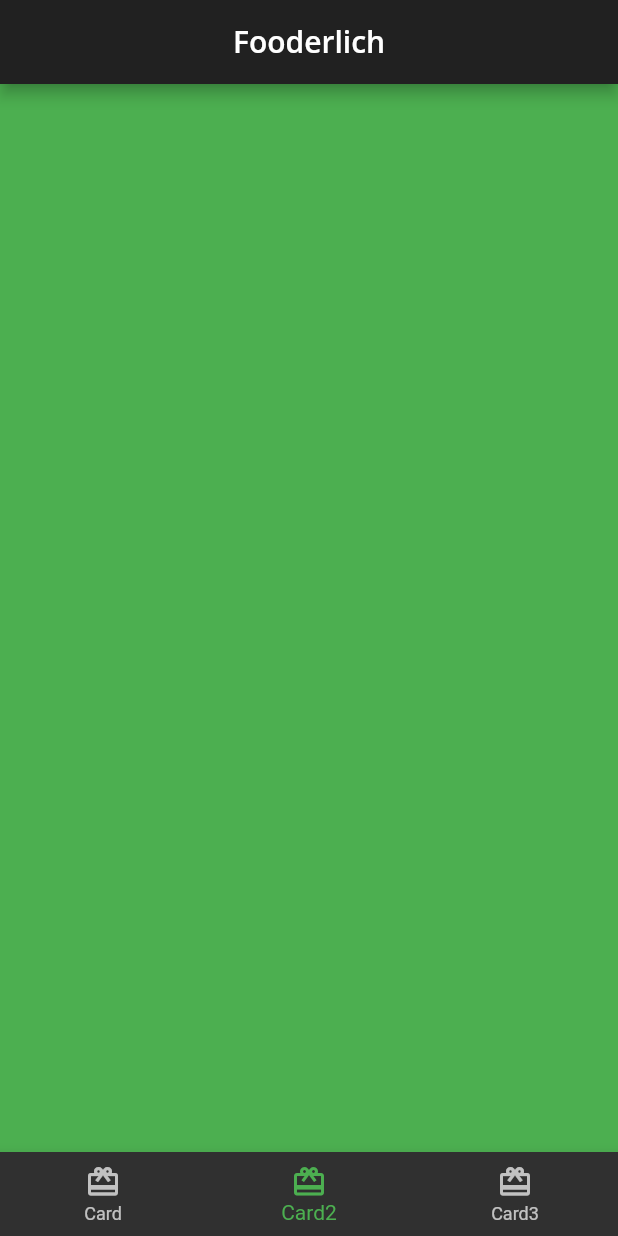
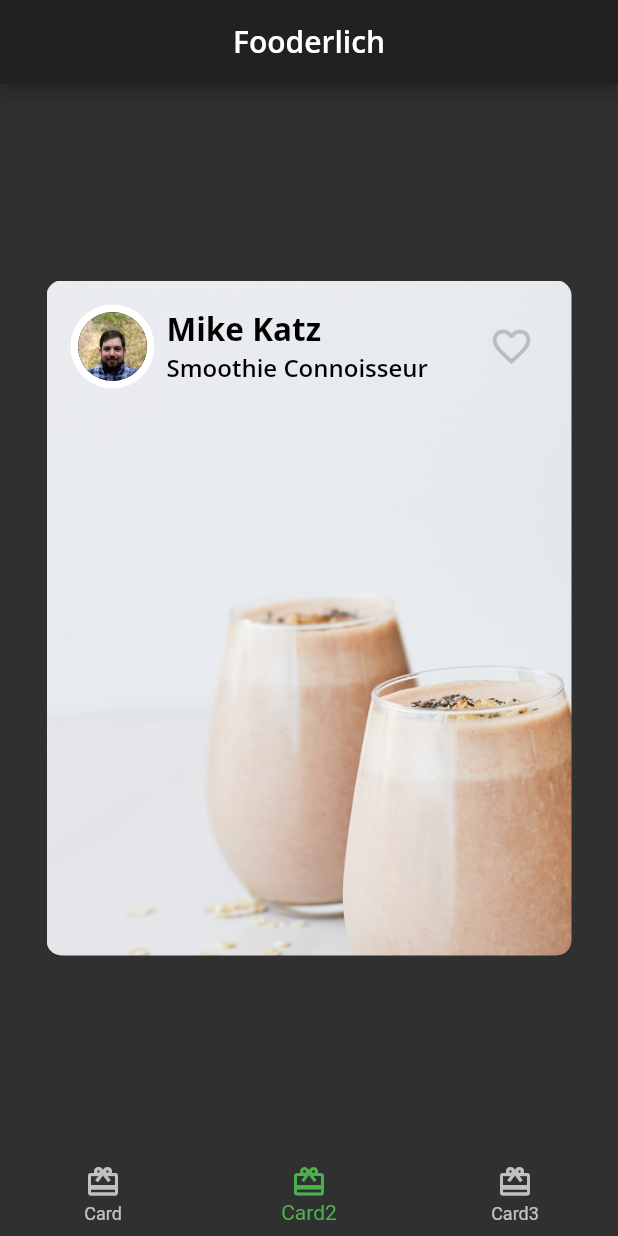
Before and after one commit to marianneleal/flutter-apprentice-03, a Flutter app: the screen it shows after launch, item 2 of the bottom bar chosen, on a phone screen of 412 x 824 dp. Run offline on Flutter 3.47's test engine with Material 2 defaults, Android fonts, the phone set to English and light mode, and no system bars; our stand-ins replace google_fonts.

Commit message:
added and styled author card

```diff
--- /dev/null
+++ b/lib/author_card.dart
@@ -0,0 +1,69 @@
+// ignore_for_file: lines_longer_than_80_chars
+
+import 'package:flutter/material.dart';
+import 'fooderlich_theme.dart';
+import 'circle_image.dart';
+
+class AuthorCard extends StatelessWidget {
+  // 1
+  final String authorName;
+  final String title;
+  final ImageProvider? imageProvider;
+
+  const AuthorCard({
+    Key? key,
+    required this.authorName,
+    required this.title,
+    this.imageProvider,
+  }) : super(key: key);
+
+  // 2
+  @override
+  Widget build(BuildContext context) {
+    return Container(
+      padding: const EdgeInsets.all(16),
+      child: Row(
+        mainAxisAlignment: MainAxisAlignment.spaceBetween, //space between text and fav icon
+        children: [
+          // 1
+          Row( // groups image and authors text info
+            children: [
+              CircleImage(
+                imageProvider: imageProvider,
+                imageRadius: 28,
+              ),
+              // 2
+              const SizedBox(width: 8), // 8 pixels of padding between image & text
+              // 3
+              Column(
+                crossAxisAlignment: CrossAxisAlignment.start,
+                children: [
+                  Text(
+                    authorName,
+                    style: FooderlichTheme.lightTextTheme.headline2,
+                  ),
+                  Text(
+                    title,
+                    style: FooderlichTheme.lightTextTheme.headline3,
+                  )
+                ],
+              ),
+            ],
+          ),
+          IconButton(
+          // 4
+          icon: const Icon(Icons.favorite_border),
+          iconSize: 30,
+          color: Colors.grey[400],
+          // 5
+          onPressed: () {
+            const snackBar = SnackBar(content: Text('Added to your Favourites! <3'));
+            ScaffoldMessenger.of(context).showSnackBar(snackBar);
+          }),
+
+        ],
+  ),
+);
+
+  }
+}
--- a/lib/card1.dart
+++ b/lib/card1.dart
@@ -17,7 +17,6 @@ class Card1 extends StatelessWidget {
   Widget build(BuildContext context) {
     // 3
     return Center(
-      // TODO: Card1 Decorate Container
       child: Container(
         child: Stack(
           children: [
--- /dev/null
+++ b/lib/card2.dart
@@ -0,0 +1,39 @@
+import 'package:flutter/material.dart';
+import 'author_card.dart';
+
+
+class Card2 extends StatelessWidget {
+  const Card2({Key? key}) : super(key: key);
+  @override
+  Widget build(BuildContext context) {
+    return Center(
+      // 1
+      child: Container(
+        constraints: const BoxConstraints.expand(
+          width: 350,
+          height: 450,
+        ),
+        decoration: const BoxDecoration(
+          image: DecorationImage(
+            image: AssetImage('assets/mag5.png'),
+            fit: BoxFit.cover,
+          ),
+          borderRadius: BorderRadius.all(
+            Radius.circular(10.0),
+          ),
+        ),
+        // 2
+        child: Column(
+          children: [
+            const AuthorCard(
+              authorName: 'Mike Katz',
+              title: 'Smoothie Connoisseur',
+              imageProvider: AssetImage('assets/author_katz.jpeg'),
+            ),
+            // TODO 4: add Positioned text
+          ],
+        ),
+      ),
+    );
+  }
+}
--- /dev/null
+++ b/lib/circle_image.dart
@@ -0,0 +1,28 @@
+import 'package:flutter/material.dart';
+
+class CircleImage extends StatelessWidget {
+  // 1
+  const CircleImage({
+    Key? key,
+    this.imageProvider,
+    this.imageRadius = 20,
+  }) : super(key: key);
+
+  // 2
+  final double imageRadius;
+  final ImageProvider? imageProvider;
+
+  @override
+  Widget build(BuildContext context) {
+    // 3
+    return CircleAvatar(
+      backgroundColor: Colors.white,
+      radius: imageRadius,
+      // 4
+      child: CircleAvatar(
+        radius: imageRadius - 5,
+        backgroundImage: imageProvider,
+      ),
+    );
+  }
+}
--- a/lib/home.dart
+++ b/lib/home.dart
@@ -2,6 +2,8 @@
 
 import 'package:flutter/material.dart';
 import 'card1.dart';
+import 'card2.dart';
+
 
 
 // 1
@@ -20,8 +22,7 @@ class _HomeState extends State<Home> {
   // 8
   static List<Widget> pages = <Widget>[ //defines widgets that will display on each tab
     const Card1(),
-    // TODO: Replace with Card2
-    Container(color: Colors.green),
+    const Card2(),
     // TODO: Replace with Card3
     Container(color: Colors.blue)
   ];
```
Also changed, not shown: 1 other file.
